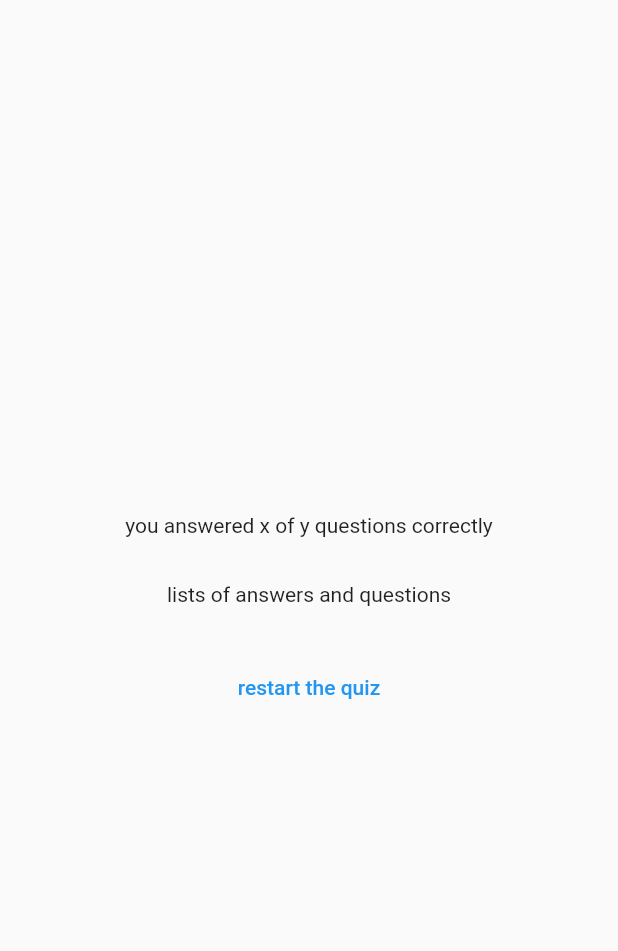
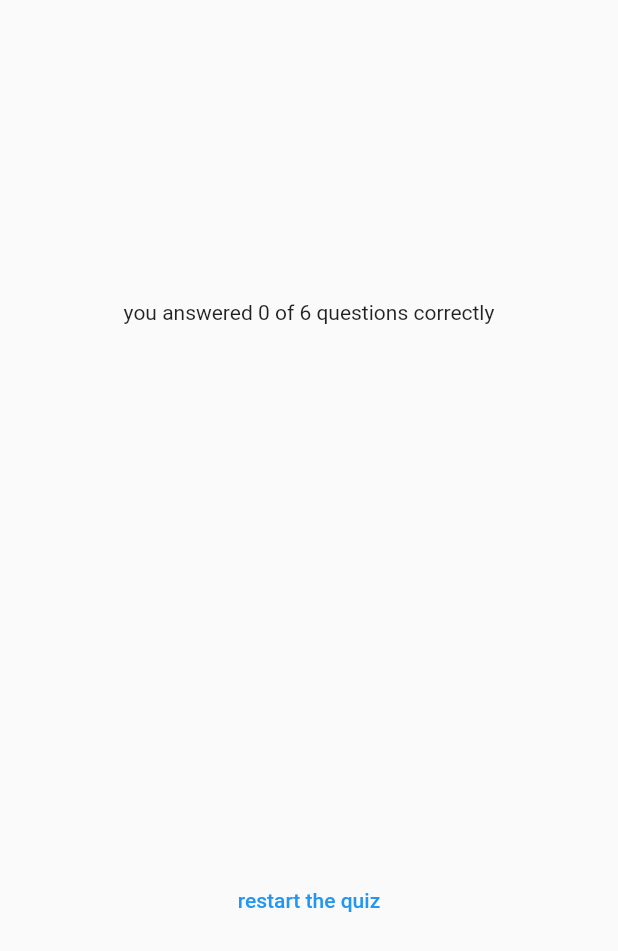
Before and after one commit to almakrami/QuizApp-Flutter, a Flutter app: the ResultsScreen widget shown alone on an empty page, opened directly with empty values, on a phone screen of 412 x 824 dp. Shown: the top 951 px of the screen. Run offline on Flutter 3.47's test engine with Material 2 defaults, Android fonts, the phone set to English and light mode, and no system bars; our stand-ins replace google_fonts.

Commit message:
finishing the summary screen

```diff
--- a/lib/quiz.dart
+++ b/lib/quiz.dart
@@ -14,7 +14,7 @@ class Quiz extends StatefulWidget {
 }
 
 class _QuizState extends State<Quiz> {
-  final List<String> selectedAnswer = [];
+  List<String> selectedAnswer = [];
   var activeScreen = 'start-screen';
 
   void switchScreen() {
--- a/lib/resultsScreen.dart
+++ b/lib/resultsScreen.dart
@@ -1,5 +1,6 @@
 import 'package:flutter/material.dart';
 import 'package:quiz_app/data/questions.dart';
+import 'package:quiz_app/questionSummary.dart';
 
 class ResultsScreen extends StatelessWidget {
   const ResultsScreen({super.key, required this.choosenAnswer});
@@ -14,7 +15,7 @@ class ResultsScreen extends StatelessWidget {
         'question-index': i,
         'question': questions[i].text,
         'correct-answer': questions[i].answers[0],
-        'user-answer':choosenAnswer[i]
+        'user-answer': choosenAnswer[i]
       });
     }
     return summary;
@@ -22,6 +23,12 @@ class ResultsScreen extends StatelessWidget {
 
   @override
   Widget build(context) {
+    final summaryData = getSummaryData();
+    final numTotalQuestion = questions.length;
+    final numCorrectQuestion = summaryData.where((data) {
+      return data['user-answer'] == data['correct-answer'];
+    }).length;
+
     return SizedBox(
       width: double.infinity,
       child: Container(
@@ -29,9 +36,10 @@ class ResultsScreen extends StatelessWidget {
         child: Column(
           mainAxisAlignment: MainAxisAlignment.center,
           children: [
-            const Text('you answered x of y questions correctly'),
+            Text(
+                'you answered $numCorrectQuestion of $numTotalQuestion questions correctly'),
             const SizedBox(height: 30),
-            const Text('lists of answers and questions'),
+            QuestionSummary(summaryData),
             const SizedBox(height: 30),
             TextButton(
               onPressed: () {},
```
Also changed, not shown: lib/questionSummary.dart (+31 -4 lines).
